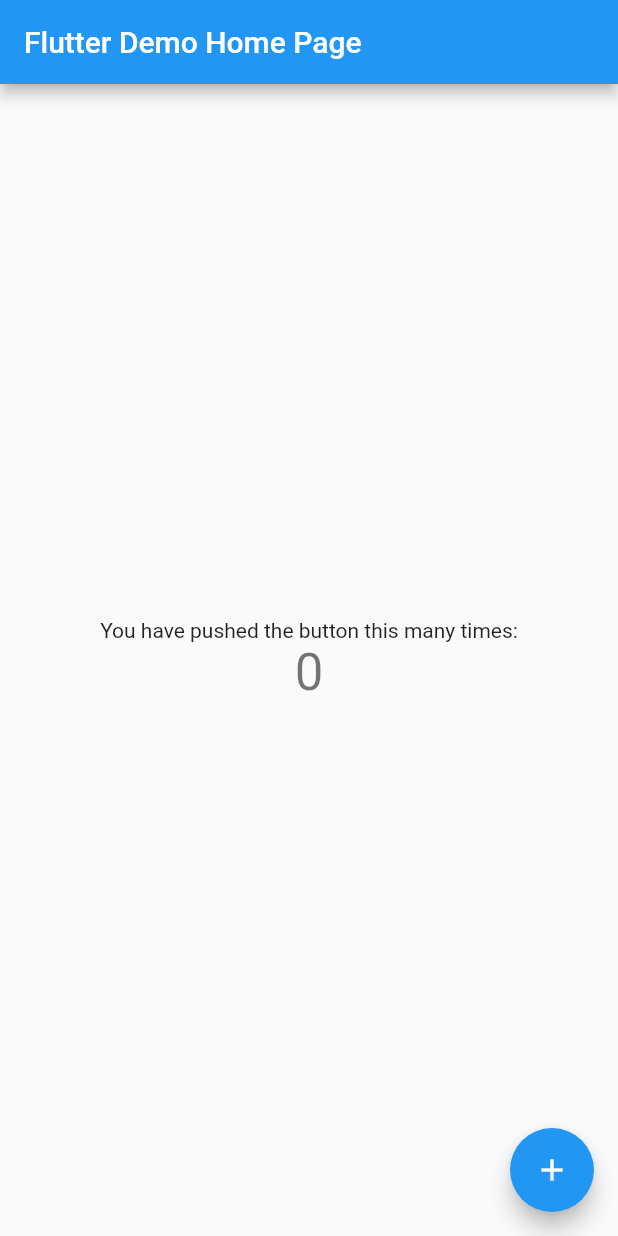
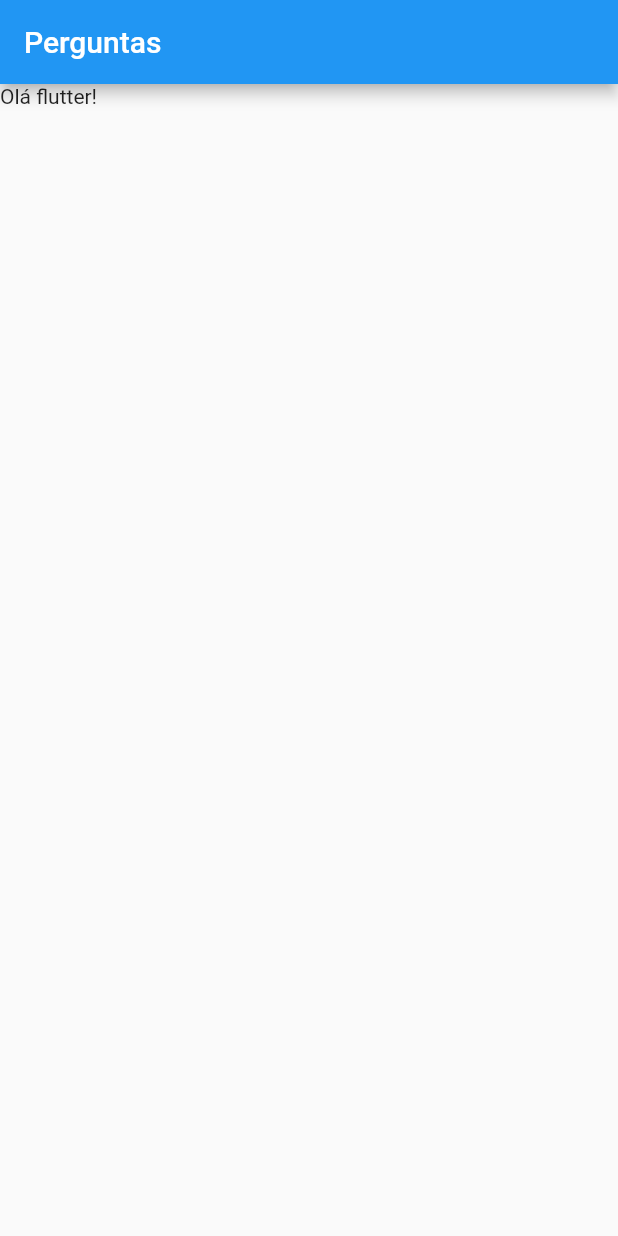
Before and after one commit to RenatoRichard01/QuizBasic, a Flutter app: the screen it shows after launch, on a phone screen of 412 x 824 dp. Run offline on Flutter 3.47's test engine with Material 2 defaults, Android fonts, the phone set to English and light mode, and no system bars.

Commit message:
criando widget de home

```diff
--- a/project_quest/lib/main.dart
+++ b/project_quest/lib/main.dart
@@ -1,117 +1,22 @@
+
+
 import 'package:flutter/material.dart';
 
-void main() {
-  runApp(MyApp());
-}
+main() => runApp(new PerguntaApp());
 
-class MyApp extends StatelessWidget {
-  // This widget is the root of your application.
-  @override
-  Widget build(BuildContext context) {
+class PerguntaApp extends StatelessWidget {
+
+@override
+  Widget build(BuildContext context){
     return MaterialApp(
-      title: 'Flutter Demo',
-      theme: ThemeData(
-        // This is the theme of your application.
-        //
-        // Try running your application with "flutter run". You'll see the
-        // application has a blue toolbar. Then, without quitting the app, try
-        // changing the primarySwatch below to Colors.green and then invoke
-        // "hot reload" (press "r" in the console where you ran "flutter run",
-        // or simply save your changes to "hot reload" in a Flutter IDE).
-        // Notice that the counter didn't reset back to zero; the application
-        // is not restarted.
-        primarySwatch: Colors.blue,
-        // This makes the visual density adapt to the platform that you run
-        // the app on. For desktop platforms, the controls will be smaller and
-        // closer together (more dense) than on mobile platforms.
-        visualDensity: VisualDensity.adaptivePlatformDensity,
+      home:Scaffold(
+        //arvore de componentes baseadas em composção;
+        appBar: AppBar(
+          title: Text('Perguntas')
+        ),
+        body:Text('Olá flutter!'),
       ),
-      home: MyHomePage(title: 'Flutter Demo Home Page'),
     );
+
   }
 }
-
-class MyHomePage extends StatefulWidget {
-  MyHomePage({Key key, this.title}) : super(key: key);
-
-  // This widget is the home page of your application. It is stateful, meaning
-  // that it has a State object (defined below) that contains fields that affect
-  // how it looks.
-
-  // This class is the configuration for the state. It holds the values (in this
-  // case the title) provided by the parent (in this case the App widget) and
-  // used by the build method of the State. Fields in a Widget subclass are
-  // always marked "final".
-
-  final String title;
-
-  @override
-  _MyHomePageState createState() => _MyHomePageState();
-}
-
-class _MyHomePageState extends State<MyHomePage> {
-  int _counter = 0;
-
-  void _incrementCounter() {
-    setState(() {
-      // This call to setState tells the Flutter framework that something has
-      // changed in this State, which causes it to rerun the build method below
-      // so that the display can reflect the updated values. If we changed
-      // _counter without calling setState(), then the build method would not be
-      // called again, and so nothing would appear to happen.
-      _counter++;
-    });
-  }
-
-  @override
-  Widget build(BuildContext context) {
-    // This method is rerun every time setState is called, for instance as done
-    // by the _incrementCounter method above.
-    //
-    // The Flutter framework has been optimized to make rerunning build methods
-    // fast, so that you can just rebuild anything that needs updating rather
-    // than having to individually change instances of widgets.
-    return Scaffold(
-      appBar: AppBar(
-        // Here we take the value from the MyHomePage object that was created by
-        // the App.build method, and use it to set our appbar title.
-        title: Text(widget.title),
-      ),
-      body: Center(
-        // Center is a layout widget. It takes a single child and positions it
-        // in the middle of the parent.
-        child: Column(
-          // Column is also a layout widget. It takes a list of children and
-          // arranges them vertically. By default, it sizes itself to fit its
-          // children horizontally, and tries to be as tall as its parent.
-          //
-          // Invoke "debug painting" (press "p" in the console, choose the
-          // "Toggle Debug Paint" action from the Flutter Inspector in Android
-          // Studio, or the "Toggle Debug Paint" command in Visual Studio Code)
-          // to see the wireframe for each widget.
-          //
-          // Column has various properties to control how it sizes itself and
-          // how it positions its children. Here we use mainAxisAlignment to
-          // center the children vertically; the main axis here is the vertical
-          // axis because Columns are vertical (the cross axis would be
-          // horizontal).
-          mainAxisAlignment: MainAxisAlignment.center,
-          children: <Widget>[
-            Text(
-              'You have pushed the button this many times:',
-            ),
-            Text(
-              '$_counter',
-              style: Theme.of(context).textTheme.headline4,
-            ),
-          ],
-        ),
-      ),
-      floatingActionButton: FloatingActionButton(
-        onPressed: _incrementCounter,
-        tooltip: 'Increment',
-        child: Icon(Icons.add),
-      ), // This trailing comma makes auto-formatting nicer for build methods.
-    );
-  }
-}
```
Also changed, not shown: 1 other file.
